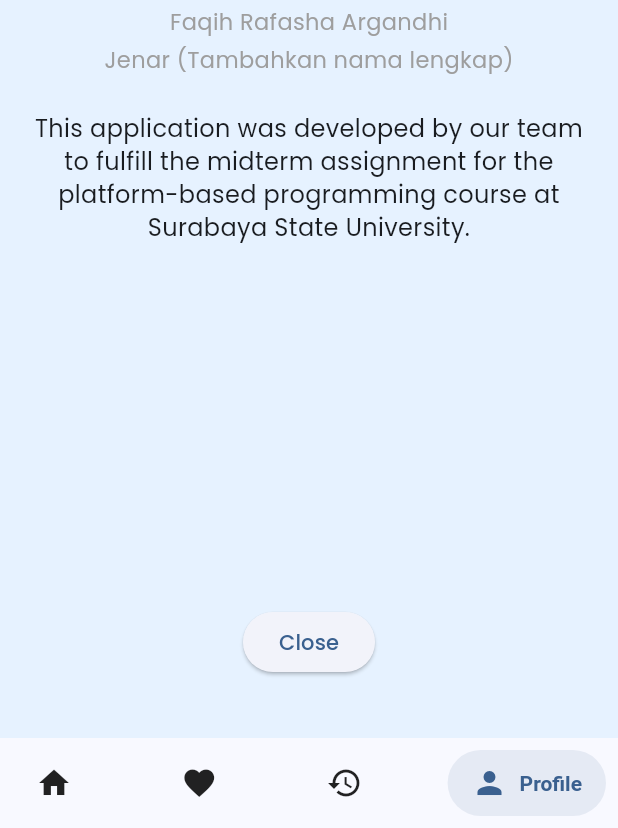
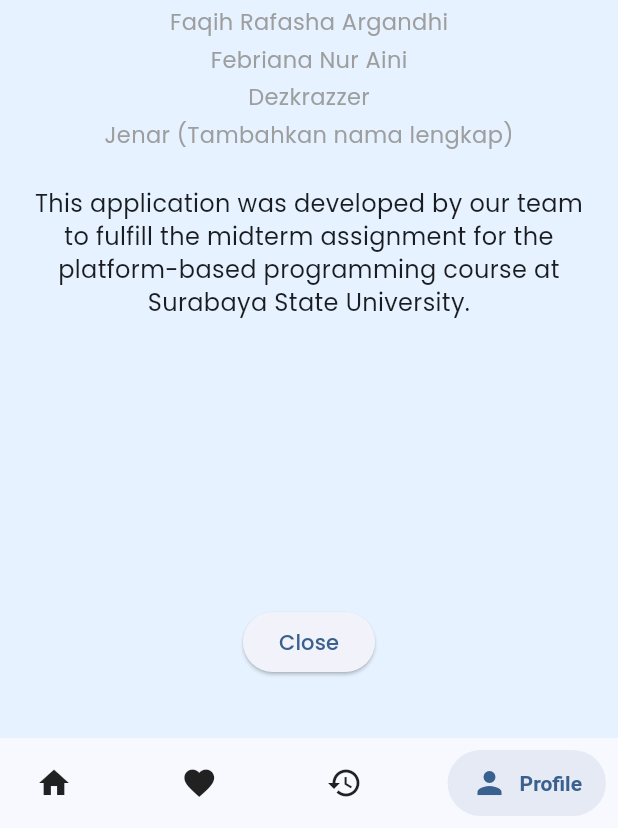
Before and after one commit to FaizNation/mango, a Flutter app: the AboutScreen screen opened by its route, on a phone screen of 412 x 824 dp, the part 408-1236 px from its top. Run offline on Flutter 3.47's test engine with Material 3 defaults, Android fonts, the light colour scheme and no system bars; drawn by our look-alikes of getwidget, salomon_bottom_bar; our stand-ins replace cloud_firestore, dio, equatable, firebase_auth, firebase_core, flutter_bloc and 6 more; missing offline and left inert: dart:html; accounts and stored records are empty.

Commit message:
feat: add name

```diff
--- a/lib/screens/profile/about/about_screen.dart
+++ b/lib/screens/profile/about/about_screen.dart
@@ -52,6 +52,19 @@ class AboutScreen extends StatelessWidget {
                 ),
                 const SizedBox(height: 4), // Spasi antar nama
 
+                // Nama Anda
+                const Text(
+                  "Febriana Nur Aini",
+                  style: TextStyle(color: Colors.grey, fontSize: 15),
+                ),
+                const SizedBox(height: 4), // Spasi antar nama
+
+                const Text(
+                  "Dezkrazzer",
+                  style: TextStyle(color: Colors.grey, fontSize: 15),
+                ),
+                const SizedBox(height: 4), // Spasi antar nama
+
                 // Placeholder untuk Jenar
                 const Text(
                   "Jenar (Tambahkan nama lengkap)",
```
